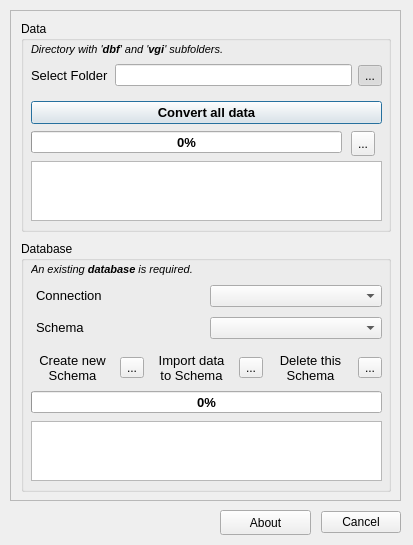
Above: skkn_tool/skkn_tool_dialog.ui from lfurtkevicova/kn-stuff before the change. Below: the same form after it.
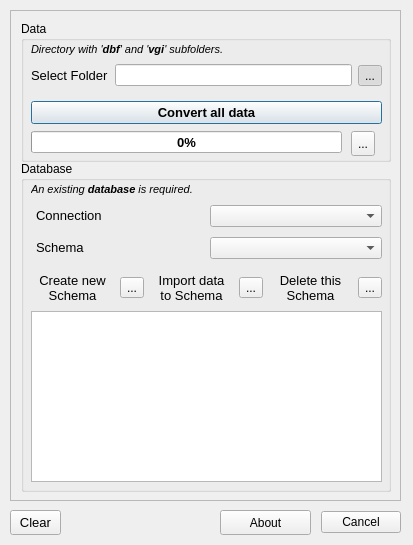
That is the form after the change. Icons and pictures are not drawn.

Commit message: update IT - gui + statusbar improvements

```diff
--- a/skkn_tool/skkn_tool_dialog.ui
+++ b/skkn_tool/skkn_tool_dialog.ui
@@ -53,9 +53,9 @@
      <property name="geometry">
       <rect>
        <x>10</x>
-       <y>230</y>
+       <y>150</y>
        <width>370</width>
-       <height>251</height>
+       <height>331</height>
       </rect>
      </property>
      <property name="layoutDirection">
@@ -137,36 +137,6 @@
        </item>
       </layout>
      </widget>
-     <widget class="QProgressBar" name="progressBar_2">
-      <property name="geometry">
-       <rect>
-        <x>10</x>
-        <y>150</y>
-        <width>351</width>
-        <height>22</height>
-       </rect>
-      </property>
-      <property name="font">
-       <font>
-        <pointsize>10</pointsize>
-        <weight>75</weight>
-        <bold>true</bold>
-       </font>
-      </property>
-      <property name="value">
-       <number>0</number>
-      </property>
-     </widget>
-     <widget class="QTextEdit" name="textEditDb">
-      <property name="geometry">
-       <rect>
-        <x>10</x>
-        <y>180</y>
-        <width>351</width>
-        <height>60</height>
-       </rect>
-      </property>
-     </widget>
      <widget class="QLabel" name="label_4">
       <property name="geometry">
        <rect>
@@ -284,6 +254,16 @@
        </item>
       </layout>
      </widget>
+     <widget class="QTextEdit" name="textEditData">
+      <property name="geometry">
+       <rect>
+        <x>10</x>
+        <y>150</y>
+        <width>351</width>
+        <height>171</height>
+       </rect>
+      </property>
+     </widget>
     </widget>
     <widget class="QGroupBox" name="data">
      <property name="geometry">
@@ -291,7 +271,7 @@
        <x>10</x>
        <y>10</y>
        <width>370</width>
-       <height>211</height>
+       <height>141</height>
       </rect>
      </property>
      <property name="title">
@@ -391,16 +371,6 @@
        <string>Convert all data</string>
       </property>
      </widget>
-     <widget class="QTextEdit" name="textEditData">
-      <property name="geometry">
-       <rect>
-        <x>10</x>
-        <y>140</y>
-        <width>351</width>
-        <height>60</height>
-       </rect>
-      </property>
-     </widget>
      <widget class="QLabel" name="label_2">
       <property name="geometry">
        <rect>
@@ -477,6 +447,29 @@
      <normaloff>:/plugins/skkn_tool/icons/about.png</normaloff>:/plugins/skkn_tool/icons/about.png</iconset>
    </property>
   </widget>
+  <widget class="QToolButton" name="buttonClear">
+   <property name="geometry">
+    <rect>
+     <x>10</x>
+     <y>510</y>
+     <width>51</width>
+     <height>25</height>
+    </rect>
+   </property>
+   <property name="font">
+    <font>
+     <pointsize>10</pointsize>
+     <weight>50</weight>
+     <bold>false</bold>
+    </font>
+   </property>
+   <property name="focusPolicy">
+    <enum>Qt::StrongFocus</enum>
+   </property>
+   <property name="text">
+    <string>Clear</string>
+   </property>
+  </widget>
  </widget>
  <connections>
   <connection>
```
Left out of the diff: 19 changed lines with no effect on the pictures. The commit also changes 4 other files.
